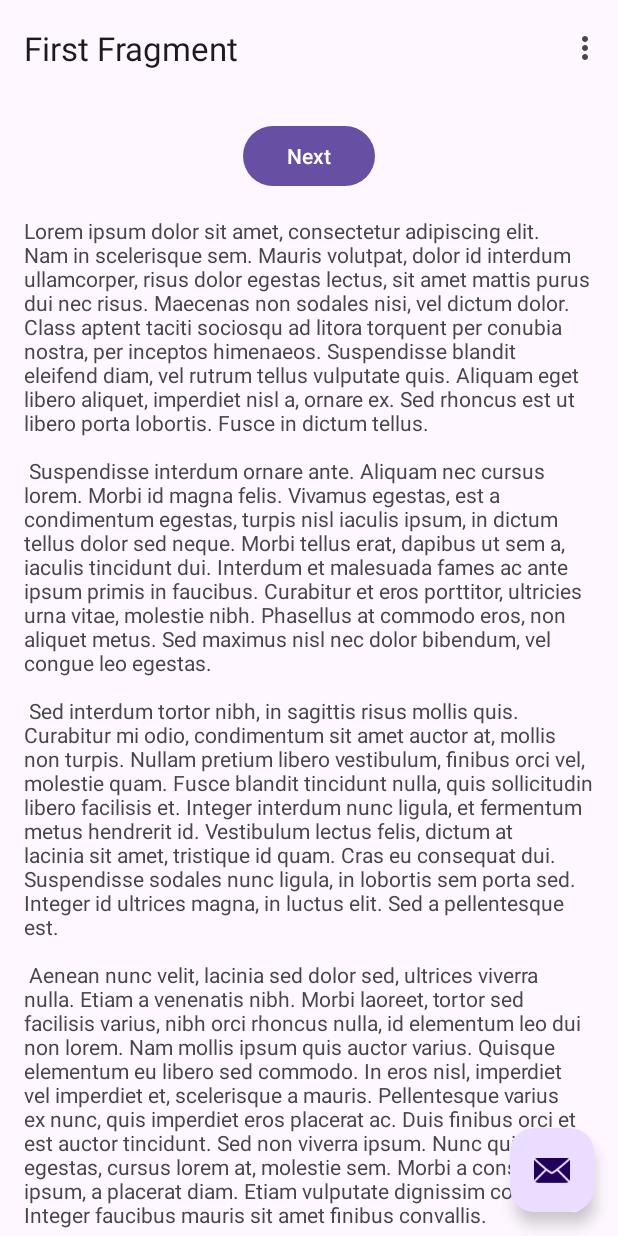
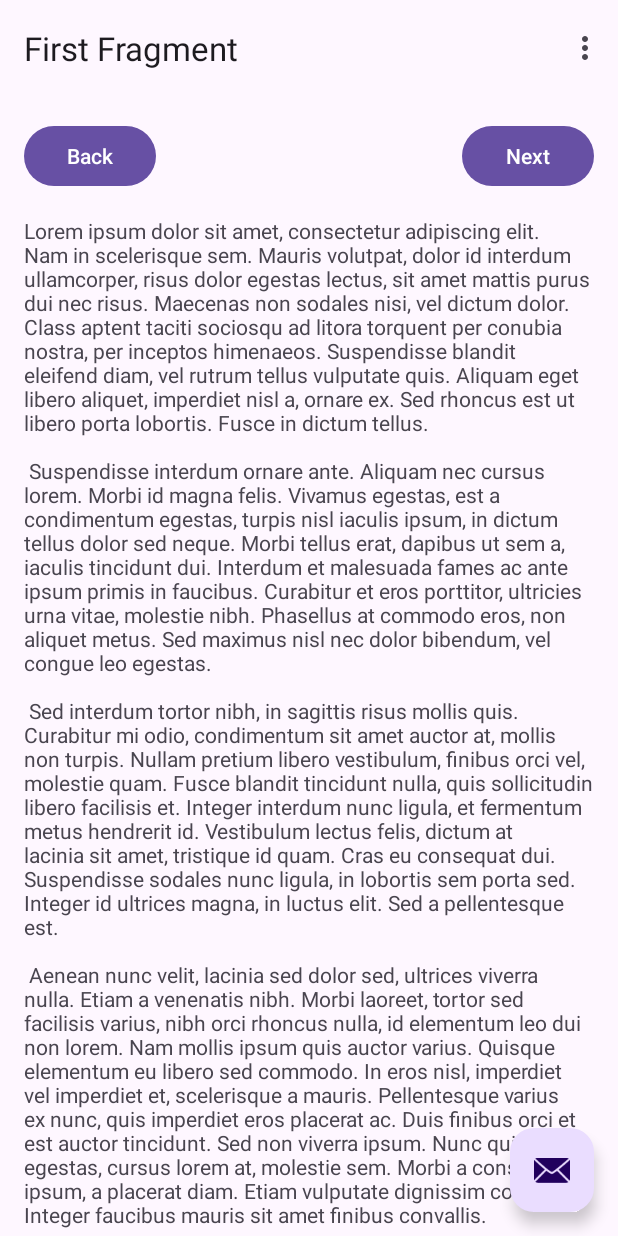
Before and after one commit to kimriri/kotlinfun, an Android app: the screen it shows after launch (MainActivity), on a phone screen of 412 x 824 dp. Run offline under Robolectric (Android 15) with nearby library versions, the phone set to English and light mode, and no system bars; our stand-ins replace navigation-ui.

Commit message:
앱 종료 버튼 추가

```diff
--- a/app/src/main/java/com/programmers/kotlinfun/FirstFragment.kt
+++ b/app/src/main/java/com/programmers/kotlinfun/FirstFragment.kt
@@ -35,6 +35,11 @@ class FirstFragment : Fragment() {
         binding.buttonFirst.setOnClickListener {
             findNavController().navigate(R.id.action_FirstFragment_to_SecondFragment)
         }
+
+        // 앱 종료
+        binding.buttonBack.setOnClickListener {
+            activity?.finish()
+        }
     }
 
     override fun onDestroyView() {
--- a/app/src/main/res/layout/fragment_first.xml
+++ b/app/src/main/res/layout/fragment_first.xml
@@ -18,8 +18,16 @@
             android:text="@string/next"
             app:layout_constraintBottom_toTopOf="@id/textview_first"
             app:layout_constraintEnd_toEndOf="parent"
+            app:layout_constraintTop_toTopOf="parent" />
+
+        <Button
+            android:id="@+id/button_back"
+            android:layout_width="wrap_content"
+            android:layout_height="wrap_content"
+            android:text="@string/back"
+            app:layout_constraintBottom_toBottomOf="@+id/button_first"
             app:layout_constraintStart_toStartOf="parent"
-            app:layout_constraintTop_toTopOf="parent" />
+            app:layout_constraintTop_toTopOf="@+id/button_first" />
         />
 
         <TextView
--- a/app/src/main/res/values/strings.xml
+++ b/app/src/main/res/values/strings.xml
@@ -5,6 +5,7 @@
     <string name="first_fragment_label">First Fragment</string>
     <string name="second_fragment_label">Second Fragment</string>
     <string name="next">Next</string>
+    <string name="back">Back</string>
     <string name="previous">Previous</string>
 
     <string name="lorem_ipsum">
```
